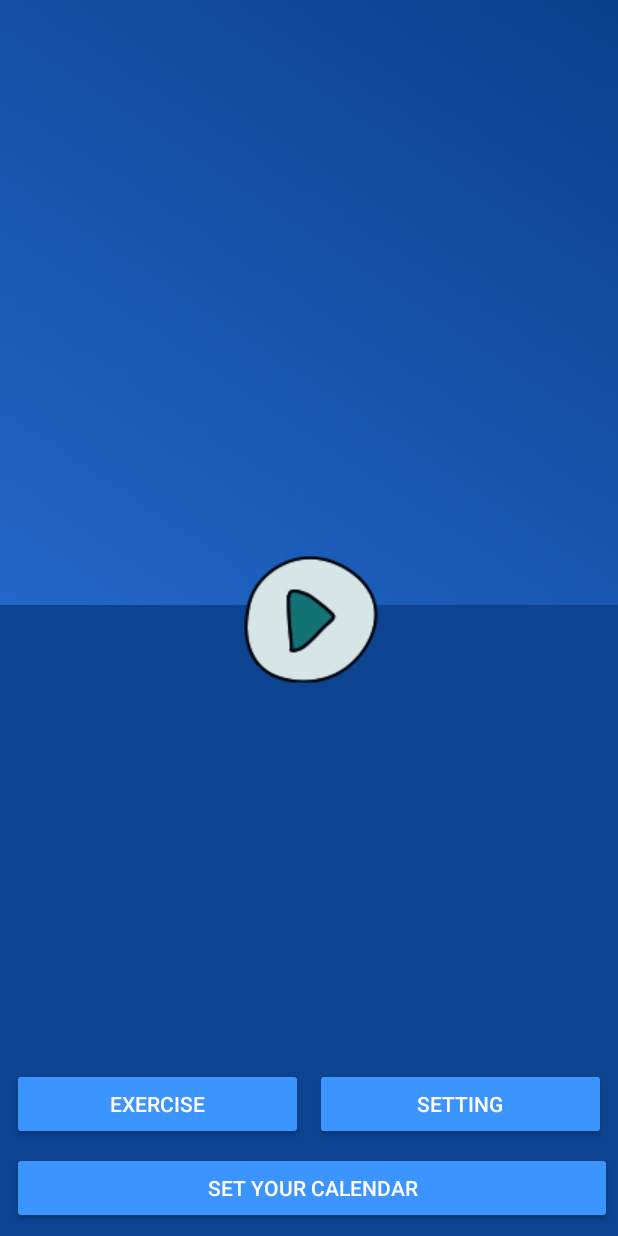
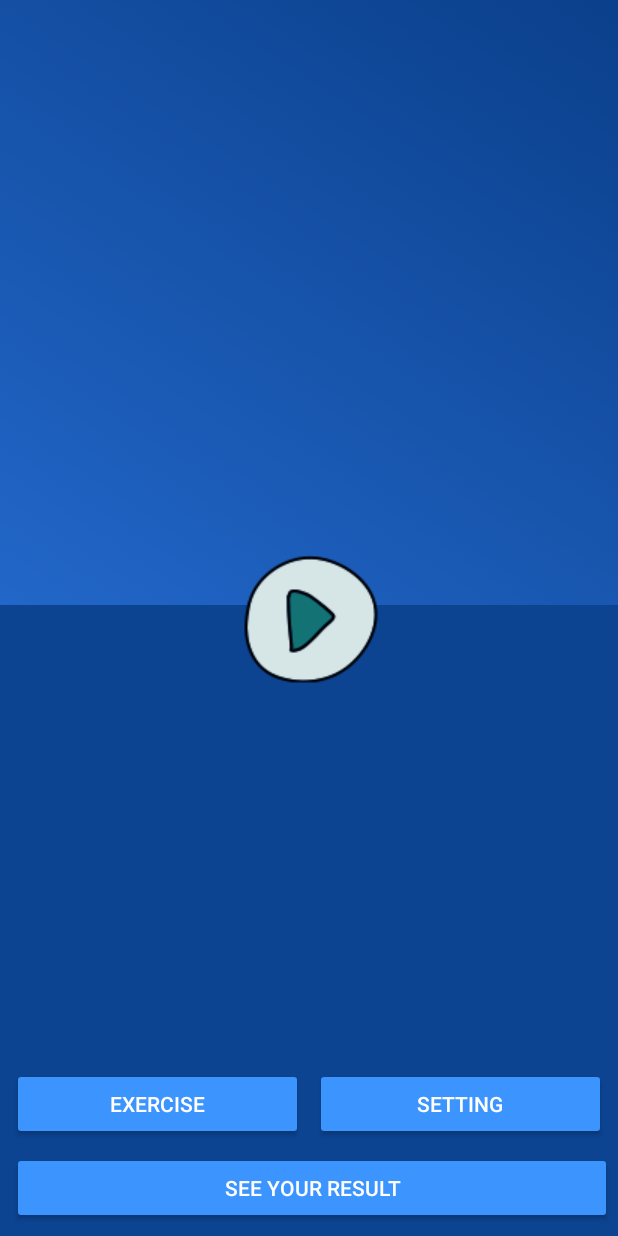
Before and after one commit to Long18/FitnessCare, an Android app: the screen it shows after launch (MainActivity), on a phone screen of 412 x 824 dp. Run offline under Robolectric (Android 15) with nearby library versions, the phone set to English and light mode, and no system bars.

Commit message:
final database test and calenar result

```diff
--- a/app/src/main/java/com/william/calendar/Calendar.java
+++ b/app/src/main/java/com/william/calendar/Calendar.java
@@ -27,7 +27,7 @@ public class Calendar extends AppCompatActivity {
 
         calendarDB = new CalendarDB(this);
 
-        materialCalendarView = (MaterialCalendarView)findViewById(R.id.calendar);
+        materialCalendarView = (MaterialCalendarView)findViewById(R.id.calendar_view);
         List<String> workoutDay = calendarDB.getWorkoutDays();
         HashSet<CalendarDay> convertedList = new HashSet<>();
         for (String value:workoutDay)
--- a/app/src/main/java/com/william/calendar/Custome/WorkoutDone.java
+++ b/app/src/main/java/com/william/calendar/Custome/WorkoutDone.java
@@ -22,7 +22,7 @@ public class WorkoutDone implements DayViewDecorator {
 
     @Override
     public boolean shouldDecorate(CalendarDay day) {
-        return false;
+        return list.contains(day);
     }
 
     @Override
--- a/app/src/main/res/layout/activity_calendar.xml
+++ b/app/src/main/res/layout/activity_calendar.xml
@@ -10,7 +10,7 @@
     <com.prolificinteractive.materialcalendarview.MaterialCalendarView
         app:mcv_showOtherDates="all"
         app:mcv_selectionColor="@color/colorPrimaryDark"
-        android:id="@+id/calendar"
+        android:id="@+id/calendar_view"
         android:layout_width="match_parent"
         android:layout_height="wrap_content" />
 
--- a/app/src/main/res/layout/activity_main.xml
+++ b/app/src/main/res/layout/activity_main.xml
@@ -66,7 +66,7 @@
             android:layout_marginBottom="8dp"
             android:backgroundTint="@color/colorPrimary"
             android:shadowColor="@color/colorPrimary"
-            android:text="Set Your Calendar"
+            android:text="See Your Result"
             android:textColor="@color/white"></Button>
 
     </LinearLayout>
```
Also changed, not shown: app/src/main/java/com/william/calendar/Daily_Training.java (+6 -9 lines), 1 other file.
